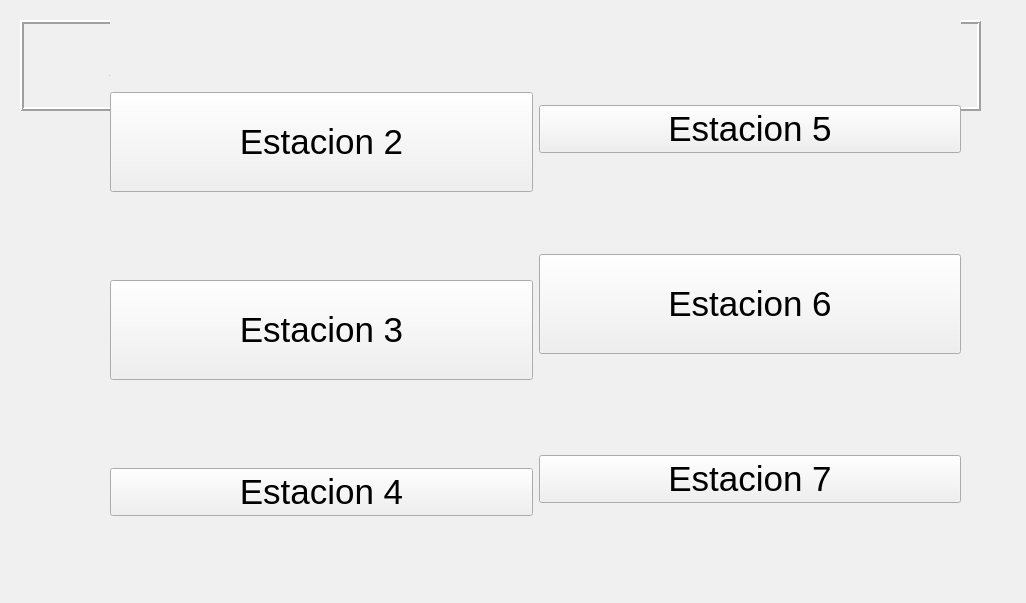
First picture: the form in mainwindow.ui, repository molautaro/interfazAGV, before the edit.
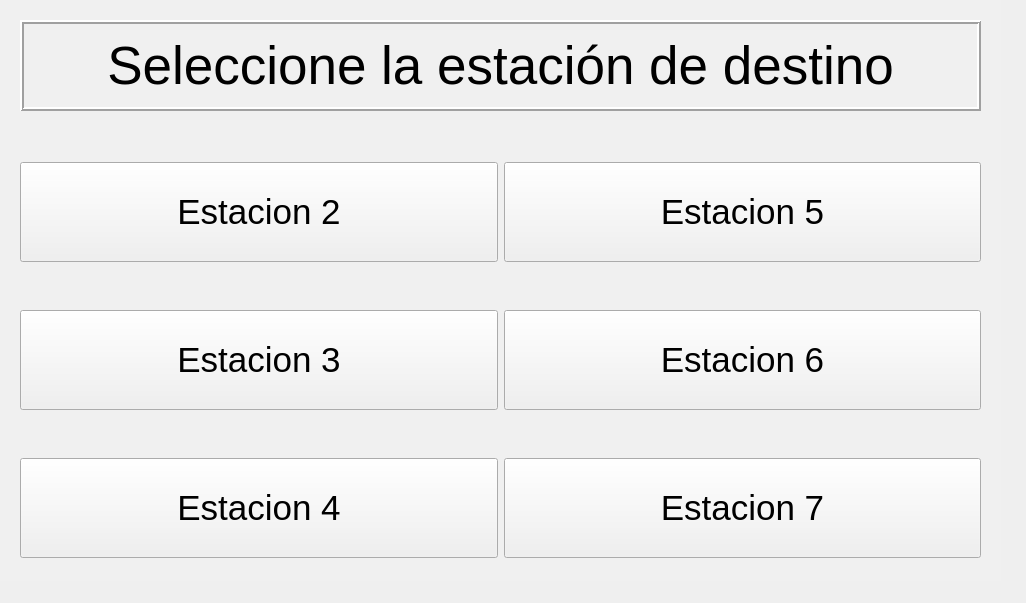
Second picture: the form after the edit. The open tabs and pages were chosen to show the change.

```diff
--- a/mainwindow.ui
+++ b/mainwindow.ui
@@ -28,8 +28,8 @@
      <rect>
       <x>0</x>
       <y>0</y>
-      <width>1206</width>
-      <height>603</height>
+      <width>1001</width>
+      <height>581</height>
      </rect>
     </property>
     <property name="styleSheet">
@@ -56,6 +56,9 @@
       <property name="layoutDirection">
        <enum>Qt::RightToLeft</enum>
       </property>
+      <property name="styleSheet">
+       <string notr="true">color: rgb(0, 0, 0);</string>
+      </property>
       <property name="frameShape">
        <enum>QFrame::Box</enum>
       </property>
@@ -78,10 +81,10 @@
      <widget class="QWidget" name="layoutWidget">
       <property name="geometry">
        <rect>
-        <x>110</x>
-        <y>10</y>
-        <width>851</width>
-        <height>591</height>
+        <x>20</x>
+        <y>120</y>
+        <width>961</width>
+        <height>481</height>
        </rect>
       </property>
       <layout class="QHBoxLayout" name="horizontalLayout">
@@ -109,6 +112,9 @@
              <pointsize>26</pointsize>
             </font>
            </property>
+           <property name="styleSheet">
+            <string notr="true">color: rgb(0, 0, 0);</string>
+           </property>
            <property name="text">
             <string>Estacion 2</string>
            </property>
@@ -127,6 +133,9 @@
              <pointsize>26</pointsize>
             </font>
            </property>
+           <property name="styleSheet">
+            <string notr="true">color: rgb(0, 0, 0);</string>
+           </property>
            <property name="text">
             <string>Estacion 3</string>
            </property>
@@ -137,11 +146,20 @@
            <property name="enabled">
             <bool>true</bool>
            </property>
+           <property name="minimumSize">
+            <size>
+             <width>0</width>
+             <height>100</height>
+            </size>
+           </property>
            <property name="font">
             <font>
              <pointsize>26</pointsize>
             </font>
            </property>
+           <property name="styleSheet">
+            <string notr="true">color: rgb(0, 0, 0);</string>
+           </property>
            <property name="text">
             <string>Estacion 4</string>
            </property>
@@ -153,11 +171,20 @@
         <layout class="QVBoxLayout" name="verticalLayout_2">
          <item>
           <widget class="QPushButton" name="pushButton_10">
+           <property name="minimumSize">
+            <size>
+             <width>0</width>
+             <height>100</height>
+            </size>
+           </property>
            <property name="font">
             <font>
              <pointsize>26</pointsize>
             </font>
            </property>
+           <property name="styleSheet">
+            <string notr="true">color: rgb(0, 0, 0);</string>
+           </property>
            <property name="text">
             <string>Estacion 5</string>
            </property>
@@ -230,7 +257,7 @@
               </colorrole>
               <colorrole role="PlaceholderText">
                <brush brushstyle="SolidPattern">
-                <color alpha="255">
+                <color alpha="128">
                  <red>0</red>
                  <green>0</green>
                  <blue>0</blue>
@@ -295,7 +322,7 @@
               </colorrole>
               <colorrole role="PlaceholderText">
                <brush brushstyle="SolidPattern">
-                <color alpha="255">
+                <color alpha="128">
                  <red>0</red>
                  <green>0</green>
                  <blue>0</blue>
@@ -360,7 +387,7 @@
               </colorrole>
               <colorrole role="PlaceholderText">
                <brush brushstyle="SolidPattern">
-                <color alpha="255">
+                <color alpha="128">
                  <red>0</red>
                  <green>0</green>
                  <blue>0</blue>
@@ -386,11 +413,20 @@
          </item>
          <item>
           <widget class="QPushButton" name="pushButton_14">
+           <property name="minimumSize">
+            <size>
+             <width>0</width>
+             <height>100</height>
+            </size>
+           </property>
            <property name="font">
             <font>
              <pointsize>26</pointsize>
             </font>
            </property>
+           <property name="styleSheet">
+            <string notr="true">color: rgb(0, 0, 0);</string>
+           </property>
            <property name="text">
             <string>Estacion 7</string>
            </property>
```
Left out of the diff: 11 changed lines with no effect on the pictures.
